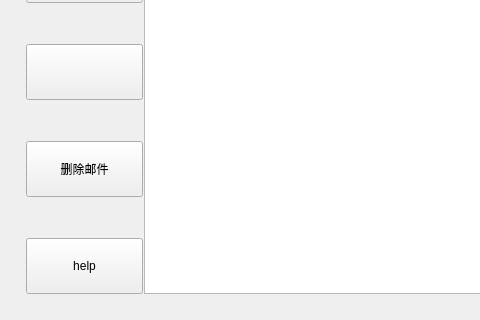
Before: the Qt Designer form qmailbegin.ui in grysgreat/QtMail, drawn with Qt 5; both pictures show x 0 to 480 and y 515 to 835 of the 1370 by 835 pixel window.
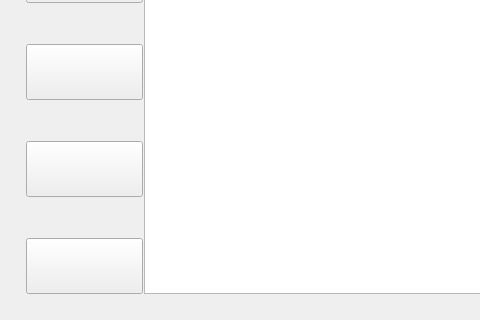
After: the same form once the commit is applied. Icons and pictures are not drawn.

```diff
--- a/qmailbegin.ui
+++ b/qmailbegin.ui
@@ -286,8 +286,11 @@
                <verstretch>1</verstretch>
               </sizepolicy>
              </property>
+             <property name="styleSheet">
+              <string notr="true">border-image: url(:/pics/delete.png);</string>
+             </property>
              <property name="text">
-              <string>删除邮件</string>
+              <string/>
              </property>
             </widget>
            </item>
@@ -312,8 +315,11 @@
                <verstretch>1</verstretch>
               </sizepolicy>
              </property>
+             <property name="styleSheet">
+              <string notr="true">border-image: url(:/pics/help.png);</string>
+             </property>
              <property name="text">
-              <string>help</string>
+              <string/>
              </property>
             </widget>
            </item>
```
